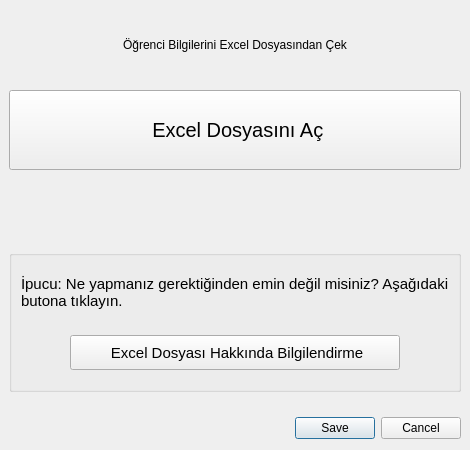
Above: src/UI/MultiImportUi/multiimportui.ui from ikolomiko/ikooskar-qt before the change. Below: the same form after it.
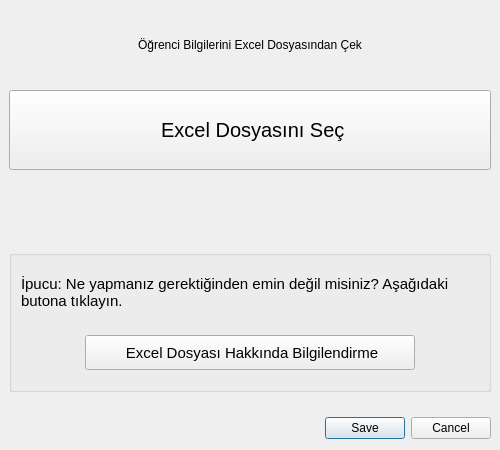
That is the form after the change. Icons and pictures are not drawn.

Commit message: MultiImportUi: make the dialog window a bit wider

Diff of the .ui file:
```diff
--- a/src/UI/MultiImportUi/multiimportui.ui
+++ b/src/UI/MultiImportUi/multiimportui.ui
@@ -6,7 +6,7 @@
    <rect>
     <x>0</x>
     <y>0</y>
-    <width>470</width>
+    <width>500</width>
     <height>450</height>
    </rect>
   </property>
@@ -18,13 +18,13 @@
   </property>
   <property name="minimumSize">
    <size>
-    <width>470</width>
+    <width>500</width>
     <height>450</height>
    </size>
   </property>
   <property name="maximumSize">
    <size>
-    <width>470</width>
+    <width>500</width>
     <height>450</height>
    </size>
   </property>
@@ -74,7 +74,7 @@
       </font>
      </property>
      <property name="text">
-      <string> Excel Dosyasını Aç</string>
+      <string> Excel Dosyasını Seç</string>
      </property>
      <property name="icon">
       <iconset resource="../../../assets/resources.qrc">
```
